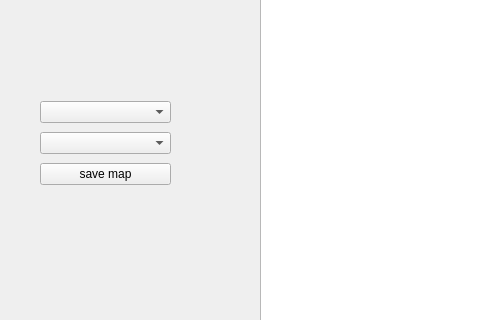
Before: the Qt Designer form editor/mainwindow.ui in Juannbel/duck-game, drawn with Qt 5; both pictures show x 0 to 480 and y 112 to 432 of the 1479 by 750 pixel window.
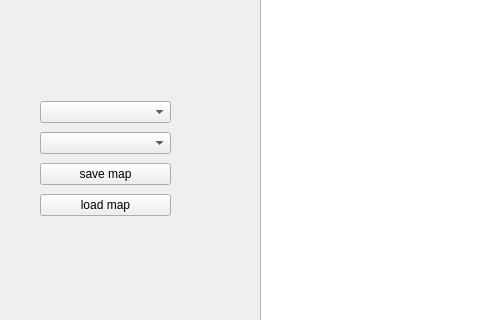
After: the same form once the commit is applied.

```diff
--- a/editor/mainwindow.ui
+++ b/editor/mainwindow.ui
@@ -24,13 +24,13 @@
      </rect>
     </property>
    </widget>
-   <widget class="QWidget" name="">
+   <widget class="QWidget" name="layoutWidget">
     <property name="geometry">
      <rect>
       <x>40</x>
       <y>210</y>
       <width>131</width>
-      <height>92</height>
+      <height>124</height>
      </rect>
     </property>
     <layout class="QVBoxLayout" name="verticalLayout">
@@ -47,6 +47,13 @@
        </property>
       </widget>
      </item>
+     <item>
+      <widget class="QPushButton" name="loadMapButton">
+       <property name="text">
+        <string>load map</string>
+       </property>
+      </widget>
+     </item>
     </layout>
    </widget>
   </widget>
```
